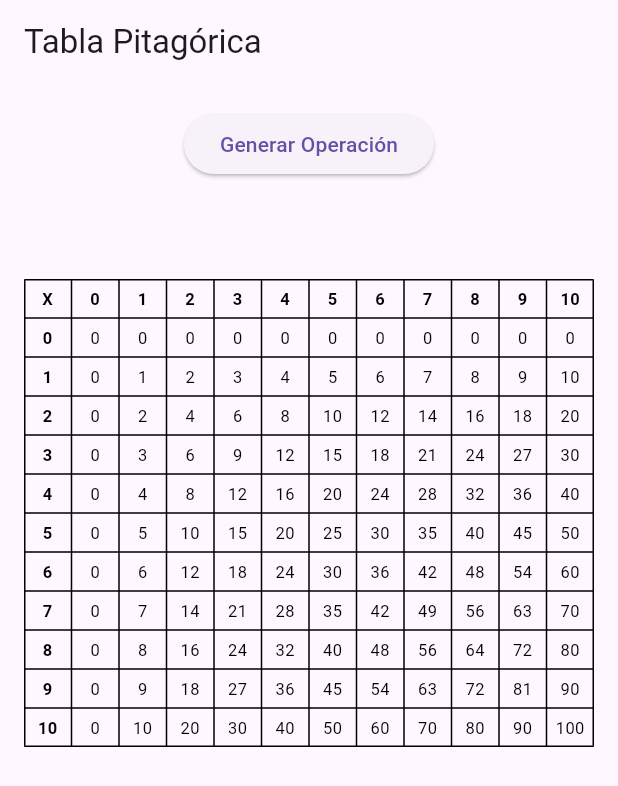
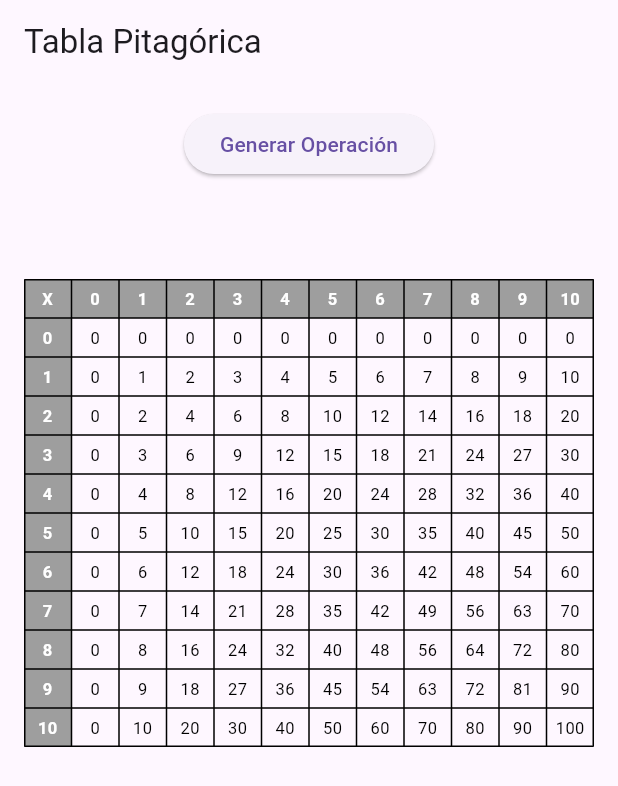
Before and after one commit to martinschipani/Tabla-pitagorica, a Flutter app: the screen it shows after launch, on a phone screen of 412 x 824 dp. Shown: the top 786 px of the screen. Run offline on Flutter 3.47's test engine with Material 3 defaults, Android fonts, the phone set to English and light mode, and no system bars.

Commit message:
Agregue estilos en la vista de la tabla
Pinte la primera fila y columna.

```diff
--- a/tabla_pitagorica/lib/views/pythagorean_table_view.dart
+++ b/tabla_pitagorica/lib/views/pythagorean_table_view.dart
@@ -2,7 +2,6 @@ import 'package:flutter/material.dart';
 import 'package:tabla_pitagorica/views/random_operation_button_view.dart';
 import '../controllers/pythagorean_table_controller.dart';
 import '../controllers/random_operation_button_controller.dart';
-
 
 class PythagoreanTableView extends StatefulWidget {
   final PythagoreanTableController controller;
@@ -49,14 +48,15 @@ class _PythagoreanTableViewState extends State<PythagoreanTableView> {
                   children: [
                     TableRow(
                       children: table[0].map((cell) {
-                        return _buildCell(cell.toString(), true, false);
+                        return _buildCell(cell.toString(), true, false, true); // Primera fila
                       }).toList(),
                     ),
                     for (int i = 1; i < table.length; i++)
                       TableRow(
                         children: List.generate(table[i].length, (index) {
                           bool isHighlighted = _highlightedCells.contains('$i-$index');
-                          return _buildCell(table[i][index].toString(), index == 0, isHighlighted);
+                          bool isHeader = index == 0; // Primera columna
+                          return _buildCell(table[i][index].toString(), isHeader, isHighlighted, i == 0 || index == 0);
                         }),
                       ),
                   ],
@@ -69,9 +69,14 @@ class _PythagoreanTableViewState extends State<PythagoreanTableView> {
     );
   }
 
-  Widget _buildCell(String content, bool isBold, bool isHighlighted) {
+  // Modificar la función _buildCell para incluir la verificación de la primera fila/columna
+  Widget _buildCell(String content, bool isBold, bool isHighlighted, bool isHeader) {
     return Container(
-      color: isHighlighted ? Colors.red : Colors.transparent,
+      color: isHeader
+          ? Colors.grey // Color de la primera fila y columna
+          : isHighlighted
+          ? Colors.red // Color de la celda resaltada
+          : Colors.transparent,
       padding: const EdgeInsets.all(5.0),
       child: Center(
         child: Text(
@@ -79,7 +84,7 @@ class _PythagoreanTableViewState extends State<PythagoreanTableView> {
           style: TextStyle(
             fontWeight: isBold ? FontWeight.bold : FontWeight.normal,
             fontSize: 11,
-            color: isHighlighted ? Colors.white : Colors.black,
+            color: isHighlighted || isHeader ? Colors.white : Colors.black,
           ),
           textAlign: TextAlign.center,
         ),
```
